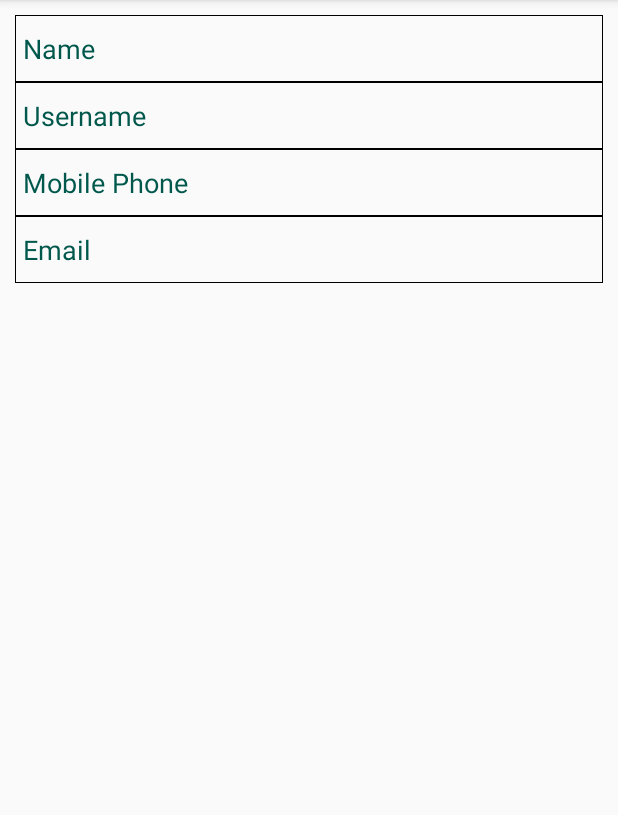
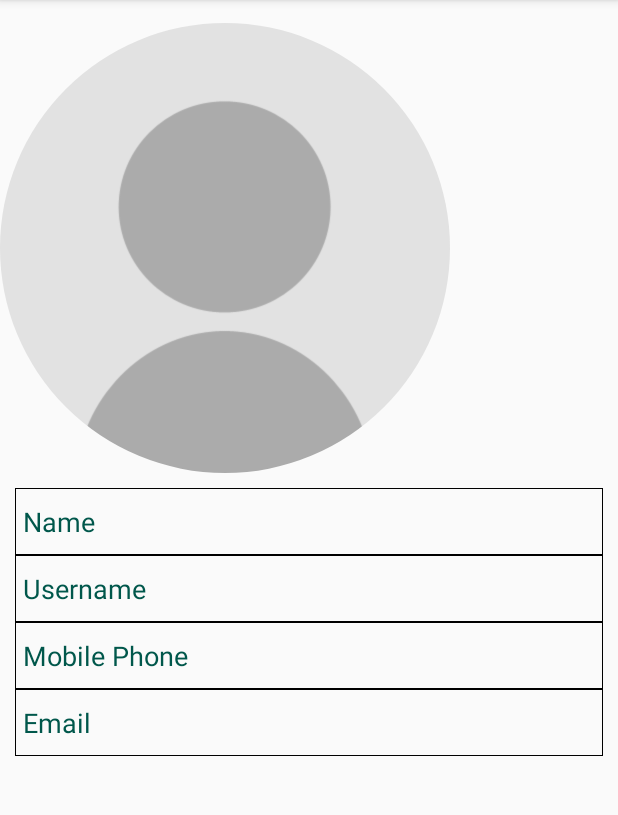
Before and after one commit to PetrosValacheas/AmbulanceConsulting, an Android app: the ProfileActivity screen opened directly, with no data from a screen before it, on a phone screen of 412 x 824 dp, the part 84-899 px from its top. Run offline under Robolectric (Android 15) with nearby library versions, the phone set to English and light mode, and no system bars; our stand-ins replace CircleImageView, Firebase (no records; nobody signed in at launch, a user with empty details on screens opened directly).

Commit message:
Create-Profile-Layout-and-Functionality

```diff
--- a/app/build.gradle
+++ b/app/build.gradle
@@ -32,4 +32,5 @@ dependencies {
     androidTestImplementation 'androidx.test.espresso:espresso-core:3.2.0'
 
     implementation 'androidx.cardview:cardview:1.0.0'
+    implementation 'de.hdodenhof:circleimageview:3.0.1'
 }
--- a/app/src/main/java/com/example/ambulanceconsulting/activities/ProfileActivity.java
+++ b/app/src/main/java/com/example/ambulanceconsulting/activities/ProfileActivity.java
@@ -1,18 +1,83 @@
 package com.example.ambulanceconsulting.activities;
 
 import android.os.Bundle;
+import android.util.Log;
+import android.widget.EditText;
+import android.widget.TextView;
 
+import androidx.annotation.NonNull;
 import androidx.annotation.Nullable;
 import androidx.appcompat.app.AppCompatActivity;
 
 import com.example.ambulanceconsulting.R;
+import com.google.firebase.auth.FirebaseAuth;
+import com.google.firebase.database.DataSnapshot;
+import com.google.firebase.database.DatabaseError;
+import com.google.firebase.database.DatabaseReference;
+import com.google.firebase.database.FirebaseDatabase;
+import com.google.firebase.database.ValueEventListener;
+
+import org.w3c.dom.Text;
 
 public class ProfileActivity extends AppCompatActivity {
+
+    private TextView userName , mobile , email , name ;
+
+    private DatabaseReference profileUserRef;
+    private FirebaseAuth mAuth;
+
+    private String currentUserId;
 
     @Override
     protected void onCreate(@Nullable Bundle savedInstanceState) {
         super.onCreate(savedInstanceState);
         setContentView(R.layout.activity_profile);
+
+        InitializeFields();
+
+        mAuth = FirebaseAuth.getInstance();
+        currentUserId = mAuth.getCurrentUser().getUid();
+        profileUserRef = FirebaseDatabase.getInstance().getReference().child("Member").child(currentUserId);
+
+        profileUserRef.addValueEventListener((new ValueEventListener() {
+            @Override
+            public void onDataChange(@NonNull DataSnapshot dataSnapshot) {
+
+                if(dataSnapshot.exists()){
+
+                    String myName = dataSnapshot.child("name").getValue().toString();
+                    String myEmail = dataSnapshot.child("email").getValue().toString();
+                    String myuserName = dataSnapshot.child("username").getValue().toString();
+                    String myMobile = dataSnapshot.child("mobile").getValue().toString();
+
+                    Log.d("Profile","EMAIL: "+ myEmail);
+                    Log.d("Profile","Username: "+ myuserName);
+
+
+                 email.setText("koula");
+                 name.setText(myName);
+                 userName.setText(myuserName);
+                 mobile.setText(myMobile);
+                }
+            }
+            @Override
+            public void onCancelled(@NonNull DatabaseError databaseError) {
+
+
+
+            }
+        }));
+
+        Log.d("PROFILE","CANCEL" + email.getText().toString());
+
+    }
+
+    private void InitializeFields() {
+
+        userName = (TextView) findViewById(R.id.userName_input);
+        email = (TextView) findViewById(R.id.email_input);
+        name = (TextView)findViewById(R.id.name_input);
+        mobile = (TextView)findViewById(R.id.mobile_input);
     }
 
     @Override
--- a/app/src/main/res/layout/activity_profile.xml
+++ b/app/src/main/res/layout/activity_profile.xml
@@ -4,6 +4,17 @@
     android:layout_width="match_parent"
     android:orientation="vertical"
     android:layout_height="match_parent">
+
+    <de.hdodenhof.circleimageview.CircleImageView
+        android:id="@+id/my_profile_pic"
+        android:layout_width ="300dp"
+        android:layout_height="300dp"
+        android:layout_alignParentTop="true"
+        android:layout_centerHorizontal="true"
+        android:layout_marginTop="15dp"
+        android:src="@drawable/noimage"
+        />
+
     <ScrollView
         android:id="@+id/scrollView1"
         android:layout_width="match_parent"
@@ -112,7 +123,8 @@
                     android:layout_height="wrap_content"
                     android:layout_weight="1"
                     android:textColor="@color/colorPrimaryDark"
-                    android:textSize="18sp" />
+                    android:textSize="18sp"
+                    />
             </TableRow>
         </TableLayout>
     </ScrollView>
```
